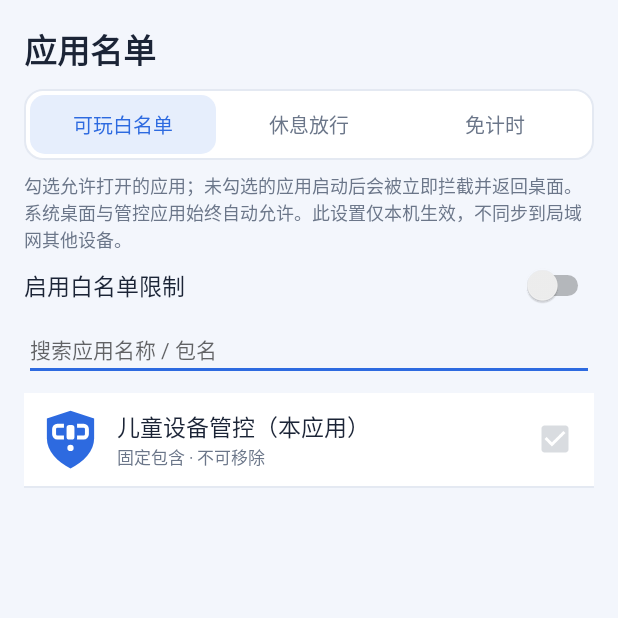
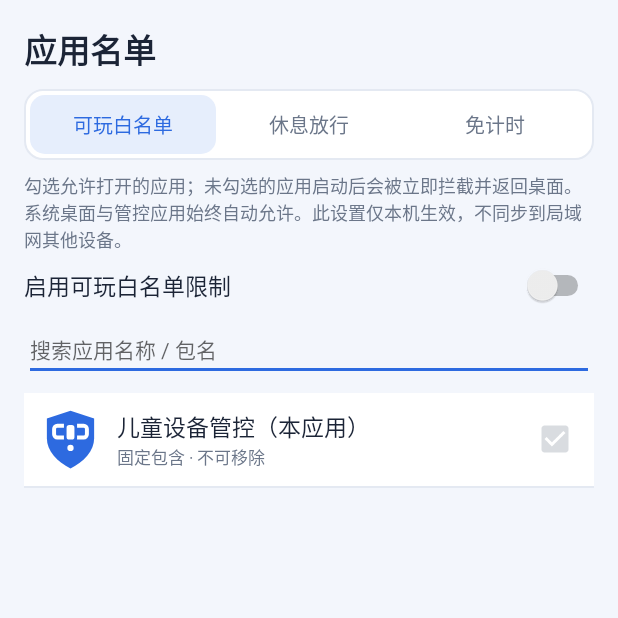
Before and after one commit to SetCode/ParentalGuard, an Android app: the screen it shows after launch (WhitelistActivity), after a tap on "管理三类名单", on a phone screen of 412 x 824 dp, the top half of it. Run offline under Robolectric (Android 15) with nearby library versions, the phone set to English and light mode, and no system bars; 2 other taps on this screen came first.

Commit message:
三类名单独立开关；修复开启白名单后本应用被误杀
- 三份名单各自带 enabled 开关（默认开启），关掉后内容保留但不生效
- 名单页开关随模式切换标签与写入目标；卡片汇总展示另两份开关状态
- 修复误杀：新增 StateBus.selfActivityVisible，由 Activity 生命周期维护，
  心跳优先采信该信号——原先无障碍未上报时回落到滞后的使用统计，
  取到上一个应用的包名后按白名单拦截，把家长从设置页踢回桌面
- 心跳的应用级拦截再加一道 fg != packageName 兜底
- 单测增至 21 个（新增开关关闭/JSON 开关状态/旧配置默认开启）
- 版本号 1.2.1 / 10201

```diff
--- a/app/src/main/java/com/tensun/parentalguard/ParentalGuardApp.kt
+++ b/app/src/main/java/com/tensun/parentalguard/ParentalGuardApp.kt
@@ -1,6 +1,9 @@
 package com.tensun.parentalguard
 
+import android.app.Activity
 import android.app.Application
+import android.os.Bundle
+import com.tensun.parentalguard.core.StateBus
 import com.tensun.parentalguard.data.ConfigRepository
 import com.tensun.parentalguard.data.UsageRepository
 import com.tensun.parentalguard.service.GuardService
@@ -11,6 +14,24 @@ import com.tensun.parentalguard.share.ShareSync
 class ParentalGuardApp : Application() {
     override fun onCreate() {
         super.onCreate()
+        // 跟踪自身界面可见性：规则判定据此避免误拦家长正在操作的设置页
+        registerActivityLifecycleCallbacks(object : ActivityLifecycleCallbacks {
+            override fun onActivityResumed(activity: Activity) {
+                StateBus.selfActivityVisible = true
+                // 立即触发一次心跳，让遮罩与锁定提示按新状态刷新
+                GuardService.requestTick()
+            }
+
+            override fun onActivityPaused(activity: Activity) {
+                StateBus.selfActivityVisible = false
+            }
+
+            override fun onActivityCreated(activity: Activity, savedInstanceState: Bundle?) {}
+            override fun onActivityStarted(activity: Activity) {}
+            override fun onActivityStopped(activity: Activity) {}
+            override fun onActivitySaveInstanceState(activity: Activity, outState: Bundle) {}
+            override fun onActivityDestroyed(activity: Activity) {}
+        })
         ConfigRepository.get(this)
         UsageRepository.ensureToday(this, System.currentTimeMillis())
         // 语音为 apk 内置音频，无需预热引擎
--- a/app/src/main/java/com/tensun/parentalguard/core/AppState.kt
+++ b/app/src/main/java/com/tensun/parentalguard/core/AppState.kt
@@ -41,6 +41,16 @@ object StateBus {
 
     @Volatile
     var overlayError: String = ""
+
+    /**
+     * @brief 本应用自己的界面是否处于前台
+     *
+     * 由 ActivityLifecycleCallbacks 维护。规则判定优先采信这个信号：
+     * 无障碍未上报或使用统计滞后时，不能因为拿到一个过期的前台包名
+     * 就把正在配置的家长踢回桌面（历史 bug：开启白名单后打开设置页被误杀）。
+     */
+    @Volatile
+    var selfActivityVisible: Boolean = false
 }
 
 /**
--- a/app/src/main/java/com/tensun/parentalguard/service/GuardService.kt
+++ b/app/src/main/java/com/tensun/parentalguard/service/GuardService.kt
@@ -250,7 +250,7 @@ class GuardService : Service() {
                 KidPrompt.fire(this, cfg, ev, key)
             }
 
-            if (appOnly && fg.isNotEmpty() && fg != lastBlockedPkg) {
+            if (appOnly && fg.isNotEmpty() && fg != packageName && fg != lastBlockedPkg) {
                 lastBlockedPkg = fg
                 if (!GuardAccessibilityService.goHome()) goHomeFallback()
                 // 与无障碍即时拦截共用去重键，保证一次拦截只提示一次
@@ -358,6 +358,10 @@ class GuardService : Service() {
      * 只有「无任何新事件且上次是普通应用」才保持原状态继续计时，避免静止使用丢时长。
      */
     private fun currentForeground(now: Long): String {
+        // 家长正在操作本应用时优先采信这个信号：
+        // 无障碍未上报 / 使用统计滞后时，取到的可能是上一个应用的包名，
+        // 一旦按白名单拦截就会把家长从设置页踢出去（历史 bug）
+        if (StateBus.selfActivityVisible) return packageName
         if (ForegroundTracker.atHome) return ForegroundTracker.currentPackage
         val tracked = ForegroundTracker.currentPackage
         val fresh = tracked.isNotEmpty() && StateBus.accessibilityConnected &&
--- a/app/src/main/java/com/tensun/parentalguard/ui/MainActivity.kt
+++ b/app/src/main/java/com/tensun/parentalguard/ui/MainActivity.kt
@@ -427,7 +427,9 @@ class MainActivity : Activity() {
                 } else {
                     "可玩白名单未启用：所有应用均可打开（已勾选 $playable 个）"
                 }
-                "$head\n休息期间放行 $rest 个 · 免计时 $noCount 个（均含本应用）"
+                val restState = if (c.restWhitelist.enabled) "已开" else "已关"
+                val countState = if (c.noCountWhitelist.enabled) "已开" else "已关"
+                "$head\n休息放行 $restState（$rest 个） · 免计时 $countState（$noCount 个） · 均含本应用"
             },
             onToggle = { v -> ConfigRepository.update(this) { c -> c.whitelist.enabled = v } },
             onAction = {
--- a/app/src/main/java/com/tensun/parentalguard/ui/WhitelistActivity.kt
+++ b/app/src/main/java/com/tensun/parentalguard/ui/WhitelistActivity.kt
@@ -37,10 +37,16 @@ class WhitelistActivity : Activity() {
         const val PREFS_UI = "pg_ui"
         const val KEY_MODE = "whitelistMode"
 
+        val ENABLED_LABELS = arrayOf(
+            "启用可玩白名单限制",
+            "启用休息放行名单",
+            "启用免计时名单"
+        )
+
         val DESCRIPTIONS = arrayOf(
             "勾选允许打开的应用；未勾选的应用启动后会被立即拦截并返回桌面。系统桌面与管控应用始终自动允许。此设置仅本机生效，不同步到局域网其他设备。",
-            "强制休息开始时，这里勾选的应用仍可继续使用，未勾选的应用会被全屏拦截。只豁免「强制休息」这一条规则：每日总时长、单应用限额、可玩白名单照常生效。",
-            "这里勾选的应用在前台时不累计任何时长（今日总量、单次连续、单应用时长都不增长），适合通话、网课等不该占用额度的应用。它只影响计时，不改变任何拦截判定。"
+            "开关打开后，强制休息开始时这里勾选的应用仍可继续使用，未勾选的应用会被全屏拦截。只豁免「强制休息」这一条规则：每日总时长、单应用限额、可玩白名单照常生效。开关关闭时休息期间一律拦截。",
+            "开关打开后，这里勾选的应用在前台时不累计任何时长（今日总量、单次连续、单应用时长都不增长），适合通话、网课等不该占用额度的应用。它只影响计时，不改变任何拦截判定。开关关闭时全部照常计时。"
         )
     }
 
@@ -48,7 +54,10 @@ class WhitelistActivity : Activity() {
     private lateinit var tabs: List<TextView>
     private lateinit var tvModeDesc: TextView
     private lateinit var rowEnabled: View
+    private lateinit var tvEnabledLabel: TextView
     private lateinit var swEnabled: Switch
+    /** 程序化设置开关状态时置位，避免回调把刚切的模式又写回去 */
+    private var bindingSwitch = false
     private lateinit var editSearch: EditText
     private lateinit var listView: ListView
     private lateinit var tvEmpty: TextView
@@ -76,14 +85,24 @@ class WhitelistActivity : Activity() {
         )
         tvModeDesc = findViewById(R.id.tvModeDesc)
         rowEnabled = findViewById(R.id.rowEnabled)
+        tvEnabledLabel = findViewById(R.id.tvEnabledLabel)
         swEnabled = findViewById(R.id.swWhitelistEnabled)
         editSearch = findViewById(R.id.editSearch)
         listView = findViewById(R.id.listApps)
         tvEmpty = findViewById(R.id.tvEmpty)
 
-        swEnabled.isChecked = cfg.whitelist.enabled
+        // 三份名单各自独立开关：回调按当前模式写入对应字段
         swEnabled.setOnCheckedChangeListener { _, checked ->
-            ConfigRepository.update(this) { it.whitelist.enabled = checked }
+            if (bindingSwitch) return@setOnCheckedChangeListener
+            val target = mode
+            ConfigRepository.update(this) { c ->
+                when (target) {
+                    MODE_REST -> c.restWhitelist.enabled = checked
+                    MODE_NO_COUNT -> c.noCountWhitelist.enabled = checked
+                    else -> c.whitelist.enabled = checked
+                }
+            }
+            cfg = ConfigRepository.get(this)
         }
 
         adapter = AppsAdapter()
@@ -111,8 +130,11 @@ class WhitelistActivity : Activity() {
         mode = index
         for (i in tabs.indices) tabs[i].isSelected = i == index
         tvModeDesc.text = DESCRIPTIONS[index]
-        // 只有「可玩白名单」是一整条限制规则，可开关；另两个名单按集合内容生效
-        rowEnabled.visibility = if (index == MODE_PLAYABLE) View.VISIBLE else View.GONE
+        // 三份名单都有独立开关，标签与开关状态随模式切换
+        tvEnabledLabel.text = ENABLED_LABELS[index]
+        bindingSwitch = true
+        swEnabled.isChecked = enabledOf(index)
+        bindingSwitch = false
         selected.clear()
         selected.addAll(packagesOf(index))
         selected.add(selfPackage)
@@ -120,6 +142,12 @@ class WhitelistActivity : Activity() {
             getSharedPreferences(PREFS_UI, MODE_PRIVATE).edit().putInt(KEY_MODE, index).apply()
         }
         applyFilter()
+    }
+
+    private fun enabledOf(index: Int): Boolean = when (index) {
+        MODE_REST -> cfg.restWhitelist.enabled
+        MODE_NO_COUNT -> cfg.noCountWhitelist.enabled
+        else -> cfg.whitelist.enabled
     }
 
     private fun packagesOf(index: Int): Set<String> = when (index) {
--- a/app/src/main/res/layout/activity_whitelist.xml
+++ b/app/src/main/res/layout/activity_whitelist.xml
@@ -85,6 +85,7 @@
         android:orientation="horizontal">
 
         <TextView
+            android:id="@+id/tvEnabledLabel"
             android:layout_width="0dp"
             android:layout_height="wrap_content"
             android:layout_weight="1"
```
Also changed, not shown: app/src/main/java/com/tensun/parentalguard/model/RulesConfig.kt (+19 -6 lines), 3 other files.
